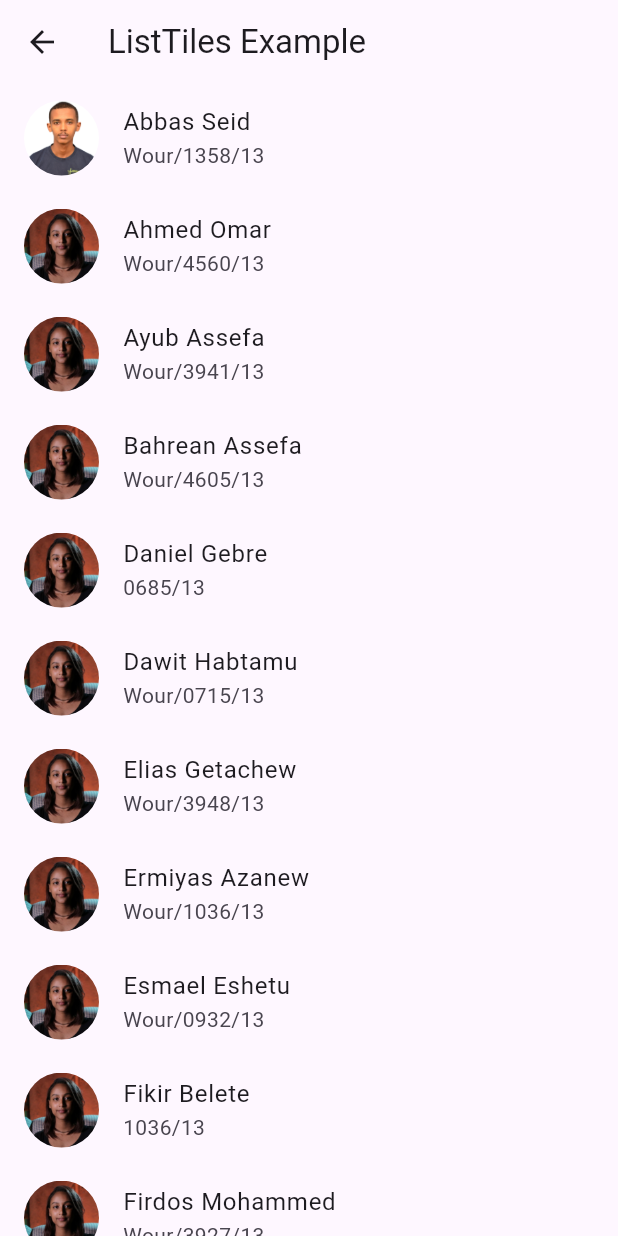
After one commit to abbas-seid/kiotride, a Flutter app: the screen it shows after launch, after a tap on the "add" icon, on a phone screen of 412 x 824 dp. The commit adds this screen. Run offline on Flutter 3.47's test engine with Material 3 defaults, Android fonts, the phone set to English and light mode, and no system bars.

Commit message:
last commit for keseat

```diff
--- a/lib/bottombar.dart
+++ b/lib/bottombar.dart
@@ -3,6 +3,7 @@ import 'package:kiotride/login.dart';
 import 'package:kiotride/buspage.dart';
 import 'package:kiotride/checkpage.dart';
 import 'package:kiotride/userpage.dart';
+import 'package:kiotride/userlist.dart';
 
 class BottomBar extends StatefulWidget {
   const BottomBar({super.key});
@@ -104,6 +105,15 @@ class _BottomBarState extends State<BottomBar> {
             left: 0,
             right: 0,
             top: 0,
+            child: GestureDetector(
+              onTap: () {
+                Navigator.push(
+                  context,
+                  MaterialPageRoute(
+                    builder: (context) => Userlist(students: students),
+                  ),
+                );
+              },
               child: Container(
                 width: 64,
                 height: 64,
@@ -117,6 +127,7 @@ class _BottomBarState extends State<BottomBar> {
                 ),
               ),
             ),
+          )
         ],
       ),
     );
--- a/lib/main.dart
+++ b/lib/main.dart
@@ -1,4 +1,5 @@
 import 'package:flutter/material.dart';
+import 'dart:async' show Timer;
 import 'package:kiotride/login.dart';
 import 'package:kiotride/buspage.dart';
 import 'package:kiotride/checkpage.dart';
@@ -33,6 +34,21 @@ class MyHomePage extends StatefulWidget {
 
 class _MyHomePageState extends State<MyHomePage> {
   @override
+  void initState() {
+    super.initState();
+    // Execute the navigation after the frame has been built
+    WidgetsBinding.instance!.addPostFrameCallback((_) {
+      // Navigates to the BusPage after 2 seconds
+      Future.delayed(Duration(seconds: 2), () {
+        Navigator.of(context).pushReplacement(
+          MaterialPageRoute(
+            builder: (context) => BusPage(),
+          ),
+        );
+      });
+    });
+  }
+
   Widget build(BuildContext context) {
     var screenSize = MediaQuery.of(context).size;
     var widthy = screenSize.width;
@@ -80,7 +96,6 @@ class _MyHomePageState extends State<MyHomePage> {
           ],
         ),
       ),
-      bottomNavigationBar: BottomBar(),
     );
   }
 }
--- /dev/null
+++ b/lib/userlist.dart
@@ -0,0 +1,205 @@
+import 'package:flutter/material.dart';
+import 'package:kiotride/login.dart';
+import 'package:kiotride/buspage.dart';
+import 'package:kiotride/checkpage.dart';
+import 'package:kiotride/userpage.dart';
+import 'package:kiotride/bottombar.dart';
+
+class Student {
+  final String photo;
+  final String name;
+  final String id;
+
+  Student({required this.photo, required this.name, required this.id});
+}
+
+final List<Student> students = [
+  Student(
+    photo: 'assets/peoples/abbas.webp',
+    name: 'Abbas Seid',
+    id: 'Wour/1358/13',
+  ),
+  Student(
+    photo: 'assets/girlethio.jpg',
+    name: 'Ahmed Omar',
+    id: 'Wour/4560/13',
+  ),
+  Student(
+    photo: 'assets/girlethio.jpg',
+    name: 'Ayub Assefa',
+    id: 'Wour/3941/13',
+  ),
+  Student(
+    photo: 'assets/girlethio.jpg',
+    name: 'Bahrean Assefa',
+    id: 'Wour/4605/13',
+  ),
+  Student(
+    photo: 'assets/girlethio.jpg',
+    name: 'Daniel Gebre',
+    id: '0685/13',
+  ),
+  Student(
+    photo: 'assets/girlethio.jpg',
+    name: 'Dawit Habtamu',
+    id: 'Wour/0715/13',
+  ),
+  Student(
+    photo: 'assets/girlethio.jpg',
+    name: 'Elias Getachew',
+    id: 'Wour/3948/13',
+  ),
+  Student(
+    photo: 'assets/girlethio.jpg',
+    name: 'Ermiyas Azanew',
+    id: 'Wour/1036/13',
+  ),
+  Student(
+    photo: 'assets/girlethio.jpg',
+    name: 'Esmael Eshetu',
+    id: 'Wour/0932/13',
+  ),
+  Student(
+    photo: 'assets/girlethio.jpg',
+    name: 'Fikir Belete',
+    id: '1036/13',
+  ),
+  Student(
+    photo: 'assets/girlethio.jpg',
+    name: 'Firdos Mohammed',
+    id: 'Wour/3927/13',
+  ),
+  Student(
+    photo: 'assets/girlethio.jpg',
+    name: 'Halewya Mehfuz',
+    id: 'Wour/1534/13',
+  ),
+  Student(
+    photo: 'assets/girlethio.jpg',
+    name: 'Hermela Solomon',
+    id: 'Wour/1307/13',
+  ),
+  Student(
+    photo: 'assets/girlethio.jpg',
+    name: 'Hilary Solomon',
+    id: 'Wour/1325/13',
+  ),
+  Student(
+    photo: 'assets/girlethio.jpg', // Placeholder image URL
+    name: 'Kaleb Tesfaye',
+    id: 'Wour/1443/13',
+  ),
+  Student(
+    photo: 'assets/peoples/qal.webp', // Placeholder image URL
+    name: 'Kalkidan Solomon',
+    id: 'Wour/3953/13',
+  ),
+  Student(
+    photo: 'assets/girlethio.jpg', // Placeholder image URL
+    name: 'Leulseged Eshetu',
+    id: 'Wour/4537/13',
+  ),
+  Student(
+    photo: 'assets/girlethio.jpg', // Placeholder image URL
+    name: 'Marta Dame',
+    id: 'Wour/1656/13',
+  ),
+  Student(
+    photo: 'assets/girlethio.jpg', // Placeholder image URL
+    name: 'Mesud Omar',
+    id: 'Wour/4536/13',
+  ),
+  Student(
+    photo: 'assets/girlethio.jpg', // Placeholder image URL
+    name: 'Michael Ashenafi',
+    id: 'Wour/1774/13',
+  ),
+  Student(
+    photo: 'assets/girlethio.jpg', // Placeholder image URL
+    name: 'Mohammed Hussen',
+    id: 'Wour/1844/13',
+  ),
+  Student(
+    photo: 'assets/peoples/nahom.webp', // Placeholder image URL
+    name: 'Nahom Abraham',
+    id: 'Wour/1939/13',
+  ),
+  Student(
+    photo: 'assets/peoples/natnael.webp', // Placeholder image URL
+    name: 'Natnael Abebe',
+    id: '1964/13',
+  ),
+  Student(
+    photo: 'assets/girlethio.jpg', // Placeholder image URL
+    name: 'Nuru Hussen',
+    id: 'Wour/4531/13',
+  ),
+  Student(
+    photo: 'assets/girlethio.jpg', // Placeholder image URL
+    name: 'Salim Abdu',
+    id: 'Wour/3957/13',
+  ),
+  Student(
+    photo: 'assets/girlethio.jpg', // Placeholder image URL
+    name: 'Sara Mersha',
+    id: 'Wour/1939/13',
+  ),
+  Student(
+    photo: 'assets/girlethio.jpg', // Placeholder image URL
+    name: 'Seblewerk Tesfaye',
+    id: 'Wour/4567/13',
+  ),
+  Student(
+    photo: 'assets/peoples/tg.webp', // Placeholder image URL
+    name: 'Tiegist Girma',
+    id: 'Wour/4194/13',
+  ),
+  Student(
+    photo: 'assets/girlethio.jpg', // Placeholder image URL
+    name: 'Tinsae Kefale',
+    id: 'Wour/4194/13',
+  ),
+  Student(
+    photo: 'assets/girlethio.jpg', // Placeholder image URL
+    name: 'Zelalem Beyene',
+    id: 'Wour/4606/13',
+  ),
+];
+
+class Userlist extends StatelessWidget {
+  final List<Student> students;
+
+  Userlist({required this.students});
+
+  @override
+  Widget build(BuildContext context) {
+    return Scaffold(
+      appBar: AppBar(
+        title: Text('ListTiles Example'),
+      ),
+      body: Stack(
+        children: [
+          ListView.builder(
+            itemCount: students.length,
+            itemBuilder: (context, index) {
+              final student = students[index];
+              return ListTile(
+                leading: ClipOval(
+                  child: Image.asset(
+                    student.photo ??
+                        'assets/placeholder.png', // Use placeholder image if photo is null
+                    width: 50,
+                    height: 50,
+                    fit: BoxFit.cover,
+                  ),
+                ),
+                title: Text(student.name),
+                subtitle: Text(student.id),
+              );
+            },
+          ),
+        ],
+      ),
+    );
+  }
+}
--- a/pubspec.yaml
+++ b/pubspec.yaml
@@ -59,6 +59,7 @@ flutter:
   # To add assets to your application, add an assets section, like this:
   assets:
     - assets/
+    - assets/peoples/
   #   - images/a_dot_ham.jpeg
   fonts:
     - family: Cinzel
```
Also changed, not shown: assets/peoples/abbas.webp (added), assets/peoples/dawit.webp (added), assets/peoples/nahom.webp (added), assets/peoples/natnael.webp (added), assets/peoples/qal.webp (added), assets/peoples/tg.webp (added). Lines whose indentation alone changed are shown as unchanged.
